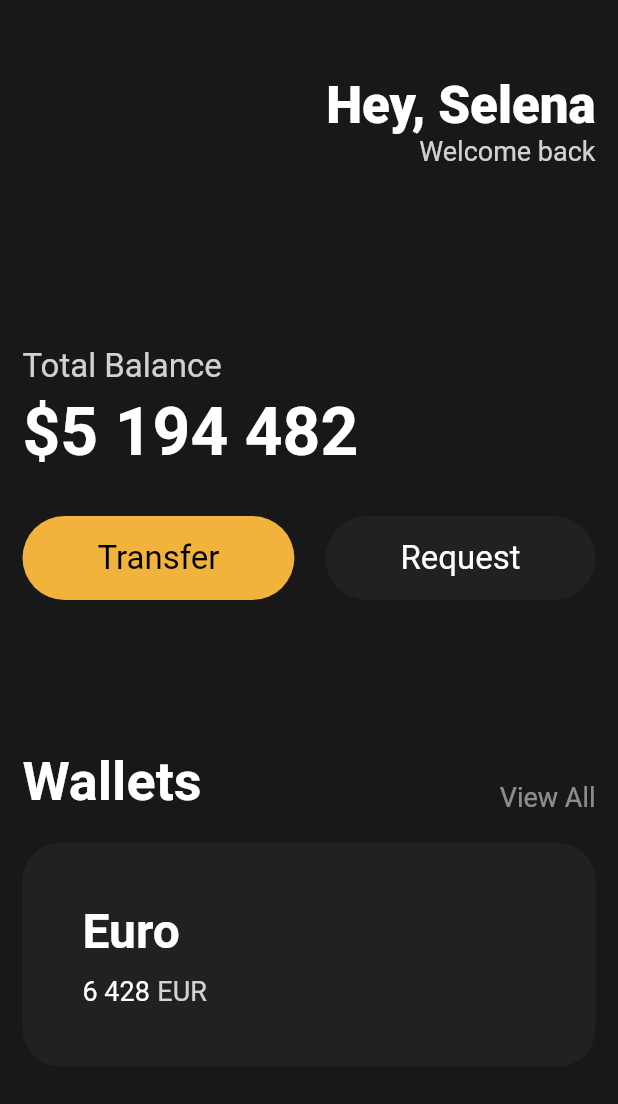
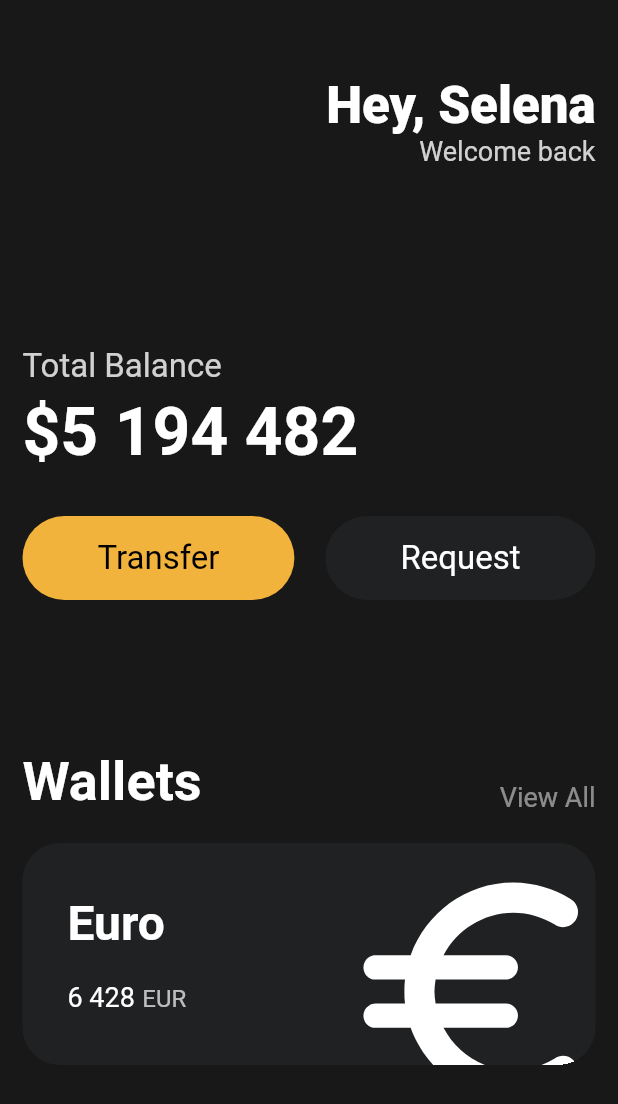
Before and after one commit to pwh9882/flutter_learning_clone_coding_toonflix, a Flutter app: the screen it shows after launch, on a phone screen of 412 x 824 dp. Shown: the top 1104 px of the screen. Run offline on Flutter 3.47's test engine with Material 2 defaults, Android fonts, the phone set to English and light mode, and no system bars.

Commit message:
complete one card widget

```diff
--- a/lib/main.dart
+++ b/lib/main.dart
@@ -109,6 +109,7 @@ class App extends StatelessWidget {
                   height: 20,
                 ),
                 Container(
+                  clipBehavior: Clip.hardEdge,
                   decoration: BoxDecoration(
                       color: const Color(0xff1f2123),
                       borderRadius: BorderRadius.circular(25)),
@@ -117,8 +118,9 @@ class App extends StatelessWidget {
                     horizontal: 10,
                   ),
                   child: Padding(
-                    padding: const EdgeInsets.all(30),
+                    padding: const EdgeInsets.all(20),
                     child: Row(
+                      mainAxisAlignment: MainAxisAlignment.spaceBetween,
                       children: [
                         Column(
                           crossAxisAlignment: CrossAxisAlignment.start,
@@ -132,9 +134,10 @@ class App extends StatelessWidget {
                               ),
                             ),
                             const SizedBox(
-                              height: 10,
+                              height: 20,
                             ),
                             Row(
+                              crossAxisAlignment: CrossAxisAlignment.end,
                               children: [
                                 const Text(
                                   '6 428',
@@ -149,14 +152,25 @@ class App extends StatelessWidget {
                                 Text(
                                   'EUR',
                                   style: TextStyle(
-                                    color: Colors.white.withOpacity(0.8),
-                                    fontSize: 18,
+                                    color: Colors.white.withOpacity(0.7),
+                                    fontSize: 16,
                                   ),
                                 ),
                               ],
                             ),
                           ],
-                        )
+                        ),
+                        Transform.translate(
+                          offset: const Offset(-5, 25),
+                          child: Transform.scale(
+                            scale: 2.2,
+                            child: const Icon(
+                              Icons.euro_rounded,
+                              color: Colors.white,
+                              size: 88,
+                            ),
+                          ),
+                        ),
                       ],
                     ),
                   ),
```
